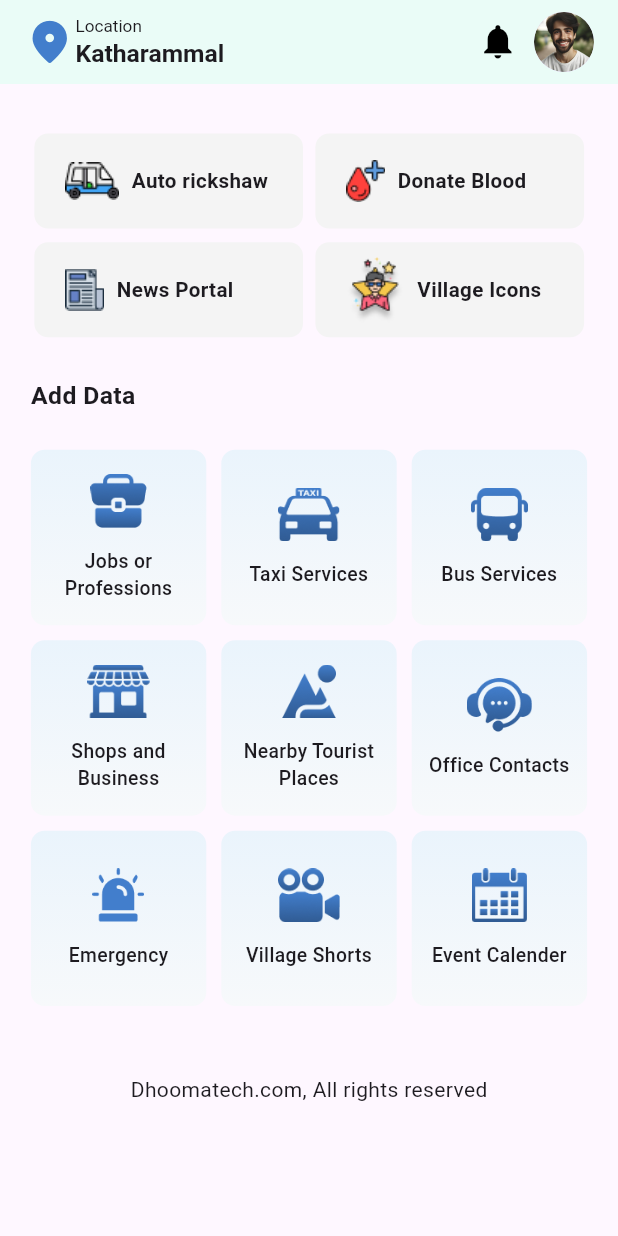
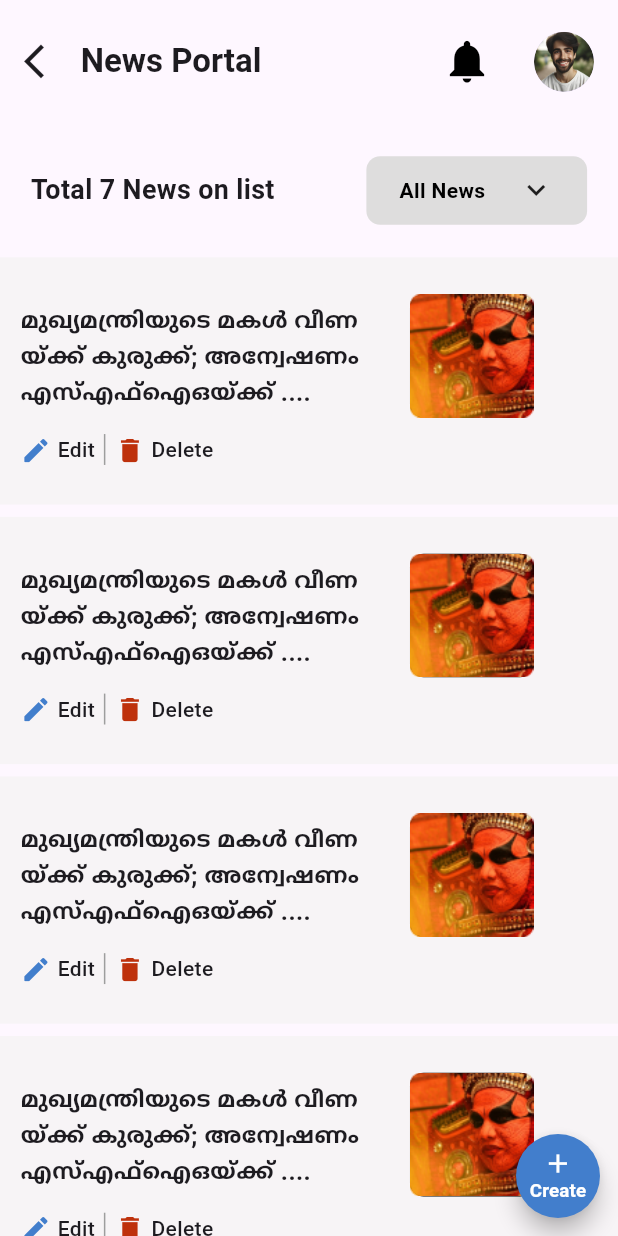
Before and after one commit to Syamkrishna2272/VillageAppAdmin, a Flutter app: the HomeScreen screen opened directly, after a tap on "News Portal", on a phone screen of 412 x 824 dp. Run offline on Flutter 3.47's test engine with Material 3 defaults, Android fonts, the light colour scheme and no system bars.

Commit message:
news portal page added

```diff
--- /dev/null
+++ b/lib/view/screens/homepage/servicewidget/newsportalpage/newscard_widget.dart
@@ -0,0 +1,89 @@
+import 'package:flutter/material.dart';
+
+class NewsCardWidget extends StatelessWidget {
+  const NewsCardWidget(
+      {super.key,
+      required this.screenWidth,
+      required this.screenHeight,
+      this.imagePath});
+
+  final double screenWidth;
+  final double screenHeight;
+  final String? imagePath;
+
+  @override
+  Widget build(BuildContext context) {
+    return Container(
+      width: screenWidth,
+      height: screenHeight / 5,
+      decoration: const BoxDecoration(
+        color: Color(0XFFF7F4F6),
+      ),
+      child: Padding(
+        padding: EdgeInsets.all(screenWidth / 30),
+        child: Column(
+          children: [
+            Row(
+              children: [
+                Text(
+                  """മുഖ്യമന്ത്രിയുടെ മകൾ വീണ
+യ്‌ക്ക് കുരുക്ക്; അന്വേഷണം
+എസ്എഫ്ഐഒയ്ക്ക് ....""",
+                  style: TextStyle(
+                      fontSize: screenWidth / 25, fontWeight: FontWeight.w600),
+                ),
+                SizedBox(width: screenWidth / 22),
+                Padding(
+                  padding: EdgeInsets.all(screenWidth / 38),
+                  child: Container(
+                    height: screenHeight / 10,
+                    width: screenWidth / 5,
+                    decoration: BoxDecoration(
+                        color: Colors.black,
+                        borderRadius: BorderRadius.circular(screenWidth / 45)),
+                    child: Image.asset(
+                      imagePath!,
+                      fit: BoxFit.cover,
+                    ),
+                  ),
+                )
+              ],
+            ),
+            Row(
+              children: [
+                Icon(
+                  Icons.mode_edit_rounded,
+                  color: const Color(0XFF427ECC),
+                  size: screenWidth / 20,
+                ),
+                const SizedBox(width: 4),
+                const Text(
+                  "Edit",
+                  style: TextStyle(fontWeight: FontWeight.w500),
+                ),
+
+                // Vertical line separator
+                Padding(
+                  padding: const EdgeInsets.symmetric(horizontal: 6),
+                  child: Container(
+                    width: 1,
+                    height: screenWidth / 20,
+                    color: Colors.grey,
+                  ),
+                ),
+
+                Icon(Icons.delete,
+                    color: const Color(0XFFBE310C), size: screenWidth / 20),
+                const SizedBox(width: 4),
+                const Text(
+                  "Delete",
+                  style: TextStyle(fontWeight: FontWeight.w500),
+                ),
+              ],
+            )
+          ],
+        ),
+      ),
+    );
+  }
+}
--- /dev/null
+++ b/lib/view/screens/homepage/servicewidget/newsportalpage/newsportal_screen.dart
@@ -0,0 +1,158 @@
+import 'package:flutter/material.dart';
+import 'package:villageapp_admin/view/screens/homepage/servicewidget/newsportalpage/newscard_widget.dart';
+import 'package:villageapp_admin/view/widgets/text_widget.dart';
+
+class NewsPortalScreen extends StatelessWidget {
+  const NewsPortalScreen({super.key});
+
+  @override
+  Widget build(BuildContext context) {
+    final mediaQuery = MediaQuery.of(context);
+    final screenHeight = mediaQuery.size.height;
+    final screenWidth = mediaQuery.size.width;
+    return Scaffold(
+      appBar: AppBar(
+        automaticallyImplyLeading: false,
+        toolbarHeight: screenHeight / 10,
+        title: Row(
+          children: [
+            Icon(
+              Icons.arrow_back_ios,
+              size: screenWidth / 15,
+            ),
+            SizedBox(width: screenWidth / 40),
+            const Expanded(
+              child: Column(
+                mainAxisAlignment: MainAxisAlignment.center,
+                crossAxisAlignment: CrossAxisAlignment.start,
+                children: [
+                  Text(
+                    "News Portal",
+                    style: TextStyle(fontWeight: FontWeight.w600),
+                  )
+                ],
+              ),
+            ),
+            Icon(
+              Icons.notifications,
+              color: Colors.black,
+              size: screenWidth / 12,
+            ),
+            SizedBox(width: screenWidth / 15),
+            const CircleAvatar(
+              backgroundImage: AssetImage('lib/asset/images/Ellipse 52.png'),
+            )
+          ],
+        ),
+      ),
+      body: SafeArea(
+        child: SingleChildScrollView(
+          child: Column(
+            children: [
+              // Wrap HomeTextWidget and Container in a Row
+              Padding(
+                padding: EdgeInsets.symmetric(
+                    horizontal: screenWidth / 20, vertical: screenHeight / 38),
+                child: Row(
+                  children: [
+                    HomeTextWidget(
+                      screenWidth: screenWidth,
+                      screenHeight: screenHeight,
+                      text: "Total 7 News on list",
+                      fontWeight: FontWeight.w600,
+                      fontSize: screenWidth / 23,
+                      paddingLeft: 0,
+                      paddingTop: 0,
+                    ),
+                    const Spacer(),
+                    Container(
+                      height: screenHeight / 18,
+                      width: screenWidth / 2.8,
+                      decoration: BoxDecoration(
+                        borderRadius: BorderRadius.circular(screenWidth / 45),
+                        color: const Color.fromARGB(255, 222, 221, 221),
+                      ),
+                      child: const Row(
+                        mainAxisAlignment: MainAxisAlignment.spaceEvenly,
+                        children: [
+                          Text(
+                            "All News",
+                            style: TextStyle(
+                              color: Colors.black,
+                              fontWeight: FontWeight.w600,
+                            ),
+                          ),
+                          Icon(Icons.keyboard_arrow_down_sharp)
+                        ],
+                      ),
+                    ),
+                  ],
+                ),
+              ),
+              NewsCardWidget(
+                screenWidth: screenWidth,
+                screenHeight: screenHeight,
+                imagePath: 'lib/asset/images/Rectangle 170.png',
+              ),
+              SizedBox(height: screenHeight / 100),
+              NewsCardWidget(
+                screenWidth: screenWidth,
+                screenHeight: screenHeight,
+                imagePath: 'lib/asset/images/Rectangle 170.png',
+              ),
+              SizedBox(height: screenHeight / 100),
+              NewsCardWidget(
+                screenWidth: screenWidth,
+                screenHeight: screenHeight,
+                imagePath: 'lib/asset/images/Rectangle 170.png',
+              ),
+              SizedBox(height: screenHeight / 100),
+              NewsCardWidget(
+                screenWidth: screenWidth,
+                screenHeight: screenHeight,
+                imagePath: 'lib/asset/images/Rectangle 170.png',
+              ),
+              SizedBox(height: screenHeight / 100),
+              NewsCardWidget(
+                screenWidth: screenWidth,
+                screenHeight: screenHeight,
+                imagePath: 'lib/asset/images/Rectangle 170.png',
+              ),
+            ],
+          ),
+        ),
+      ),
+      floatingActionButton: FloatingActionButton(
+        onPressed: () {
+          // Add your onPressed functionality here
+        },
+        backgroundColor: const Color(0XFF427ECC),
+        shape: const CircleBorder(),
+        child: Stack(
+          alignment: Alignment.center,
+          children: [
+            Column(
+              mainAxisAlignment: MainAxisAlignment.center,
+              children: [
+                Icon(
+                  Icons.add,
+                  size: screenWidth / 20,
+                  color: Colors.white,
+                ),
+                Text(
+                  'Create',
+                  style: TextStyle(
+                    fontSize: screenWidth / 33,
+                    fontWeight: FontWeight.w600,
+                    color: Colors.white,
+                  ),
+                ),
+              ],
+            ),
+          ],
+        ),
+      ),
+      floatingActionButtonLocation: FloatingActionButtonLocation.miniEndFloat,
+    );
+  }
+}
--- a/lib/view/screens/homepage/servicewidget/service_screen.dart
+++ b/lib/view/screens/homepage/servicewidget/service_screen.dart
@@ -1,4 +1,5 @@
 import 'package:flutter/material.dart';
+import 'package:villageapp_admin/view/screens/homepage/servicewidget/newsportalpage/newsportal_screen.dart';
 
 class ServiceWidget extends StatelessWidget {
   const ServiceWidget({
@@ -78,9 +79,9 @@ class ServiceWidget extends StatelessWidget {
             children: [
               GestureDetector(
                 onTap: () {
-                  // Navigator.of(context).push(MaterialPageRoute(builder: (context){
-                  //   return const NewsPortalScreen();
-                  // }));
+                  Navigator.of(context).push(MaterialPageRoute(builder: (context){
+                    return const NewsPortalScreen();
+                  }));
                 },
                 child: Container(
                   width: screenWidth / 2.3,
--- a/pubspec.yaml
+++ b/pubspec.yaml
@@ -93,6 +93,7 @@ flutter:
     - lib/asset/images/Group 613 (1).png
     - lib/asset/images/Group 614 (1).png
     - lib/asset/images/Vector (3).png
+    - lib/asset/images/Rectangle 170.png
 
 
 
```
Also changed, not shown: lib/asset/images/Rectangle 170.png (added).
